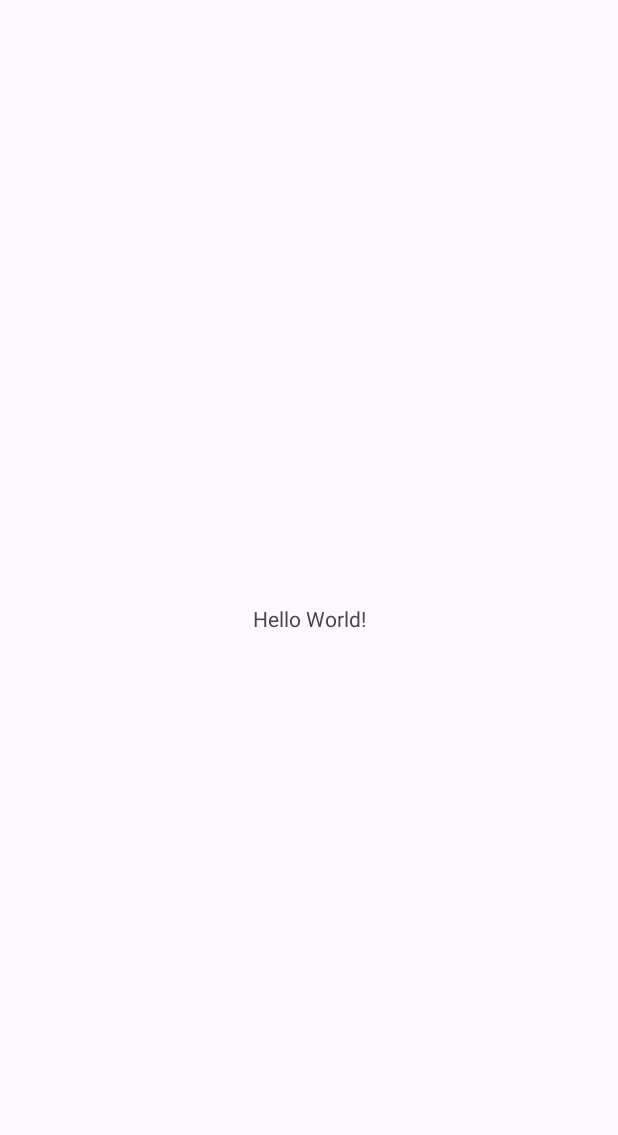
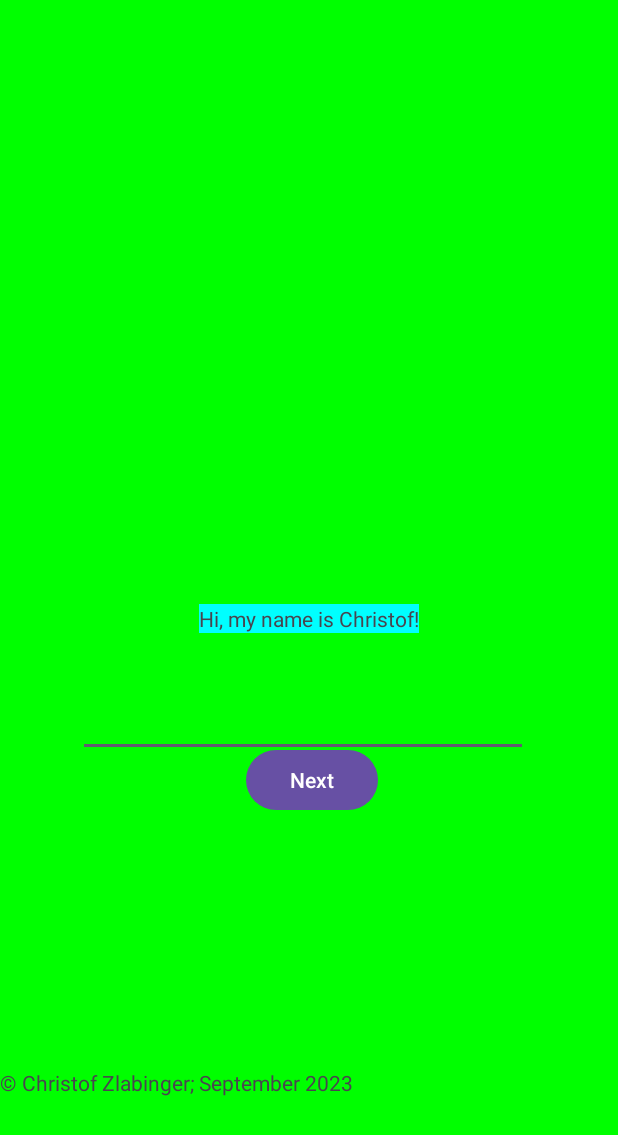
Before and after one commit to czlabinger/School, an Android app: the screen it shows after launch (MainActivity), on a phone screen of 412 x 824 dp. Before the commit the part shown is almost empty. Shown: the top 1135 px of the screen. Run offline under Robolectric (Android 15) with nearby library versions, the phone set to English and light mode, and no system bars.

Commit message:
android tutorial code done

```diff
--- a/4xHIT/SEW/AndroidTutorial/app/src/main/AndroidManifest.xml
+++ b/4xHIT/SEW/AndroidTutorial/app/src/main/AndroidManifest.xml
@@ -13,6 +13,9 @@
         android:theme="@style/Theme.AndroidTutorial"
         tools:targetApi="31">
         <activity
+            android:name=".Second"
+            android:exported="false" />
+        <activity
             android:name=".MainActivity"
             android:exported="true">
             <intent-filter>
--- a/4xHIT/SEW/AndroidTutorial/app/src/main/res/layout/activity_main.xml
+++ b/4xHIT/SEW/AndroidTutorial/app/src/main/res/layout/activity_main.xml
@@ -2,17 +2,54 @@
 <androidx.constraintlayout.widget.ConstraintLayout xmlns:android="http://schemas.android.com/apk/res/android"
     xmlns:app="http://schemas.android.com/apk/res-auto"
     xmlns:tools="http://schemas.android.com/tools"
+    android:id="@+id/background"
     android:layout_width="match_parent"
     android:layout_height="match_parent"
+    android:background="@color/green"
     tools:context=".MainActivity">
 
     <TextView
+        android:id="@+id/greeting"
         android:layout_width="wrap_content"
         android:layout_height="wrap_content"
-        android:text="Hello World!"
+        android:background="@color/cyan"
+        android:text="@string/greeting"
         app:layout_constraintBottom_toBottomOf="parent"
         app:layout_constraintEnd_toEndOf="parent"
         app:layout_constraintStart_toStartOf="parent"
         app:layout_constraintTop_toTopOf="parent" />
 
+    <Button
+        android:id="@+id/next_button"
+        android:layout_width="wrap_content"
+        android:layout_height="wrap_content"
+        android:layout_marginTop="496dp"
+        android:layout_marginEnd="160dp"
+        android:text="@string/next_Button"
+        app:layout_constraintEnd_toEndOf="parent"
+        app:layout_constraintTop_toTopOf="parent" />
+
+    <EditText
+        android:layout_width="300dp"
+        android:layout_height="wrap_content"
+        android:layout_marginStart="52dp"
+        android:layout_marginTop="38dp"
+        app:layout_constraintBottom_toTopOf="@+id/next_button"
+        app:layout_constraintStart_toStartOf="parent"
+        app:layout_constraintTop_toBottomOf="@+id/greeting"
+        app:layout_constraintVertical_bias="0.105"
+        android:id="@+id/input"
+        android:autofillHints="Input"
+        android:inputType="text" />
+
+    <TextView
+        android:layout_width="wrap_content"
+        android:layout_height="wrap_content"
+        android:layout_marginTop="168dp"
+        android:text="@string/copyright"
+        app:layout_constraintEnd_toEndOf="parent"
+        app:layout_constraintHorizontal_bias="0.0"
+        app:layout_constraintStart_toStartOf="parent"
+        app:layout_constraintTop_toBottomOf="@+id/next_button" />
+
 </androidx.constraintlayout.widget.ConstraintLayout>
--- a/4xHIT/SEW/AndroidTutorial/app/src/main/res/values/colors.xml
+++ b/4xHIT/SEW/AndroidTutorial/app/src/main/res/values/colors.xml
@@ -2,4 +2,6 @@
 <resources>
     <color name="black">#FF000000</color>
     <color name="white">#FFFFFFFF</color>
+    <color name="cyan">#00FFFF</color>
+    <color name="green">#00FF00</color>
 </resources>
--- a/4xHIT/SEW/AndroidTutorial/app/src/main/res/values/strings.xml
+++ b/4xHIT/SEW/AndroidTutorial/app/src/main/res/values/strings.xml
@@ -1,3 +1,7 @@
 <resources>
     <string name="app_name">AndroidTutorial</string>
+    <string name="greeting">Hi, my name is Christof!</string>
+    <string name="next_Button">Next</string>
+    <string name="prev">Previous</string>
+    <string name="copyright">© Christof Zlabinger; September 2023</string>
 </resources>
--- a/4xHIT/SEW/AndroidTutorial/build.gradle.kts
+++ b/4xHIT/SEW/AndroidTutorial/build.gradle.kts
@@ -1,4 +1,4 @@
 // Top-level build file where you can add configuration options common to all sub-projects/modules.
 plugins {
-    id("com.android.application") version "8.1.1" apply false
+    id("com.android.application") version "8.2.0-beta02" apply false
 }
```
Also changed, not shown: 4xHIT/SEW/AndroidTutorial/app/build.gradle.kts (+8 -4 lines), 4xHIT/SEW/AndroidTutorial/app/src/main/java/at/czlabinger/androidtutorial/MainActivity.java (+20 -0 lines), 4xHIT/SEW/AndroidTutorial/app/src/main/java/at/czlabinger/androidtutorial/Second.java (added, +37 -0 lines), 4xHIT/SEW/AndroidTutorial/app/src/main/res/layout/activity_second.xml (added, +41 -0 lines), 4xHIT/SEW/AndroidTutorial/gradle/wrapper/gradle-wrapper.properties, 1 other file.
